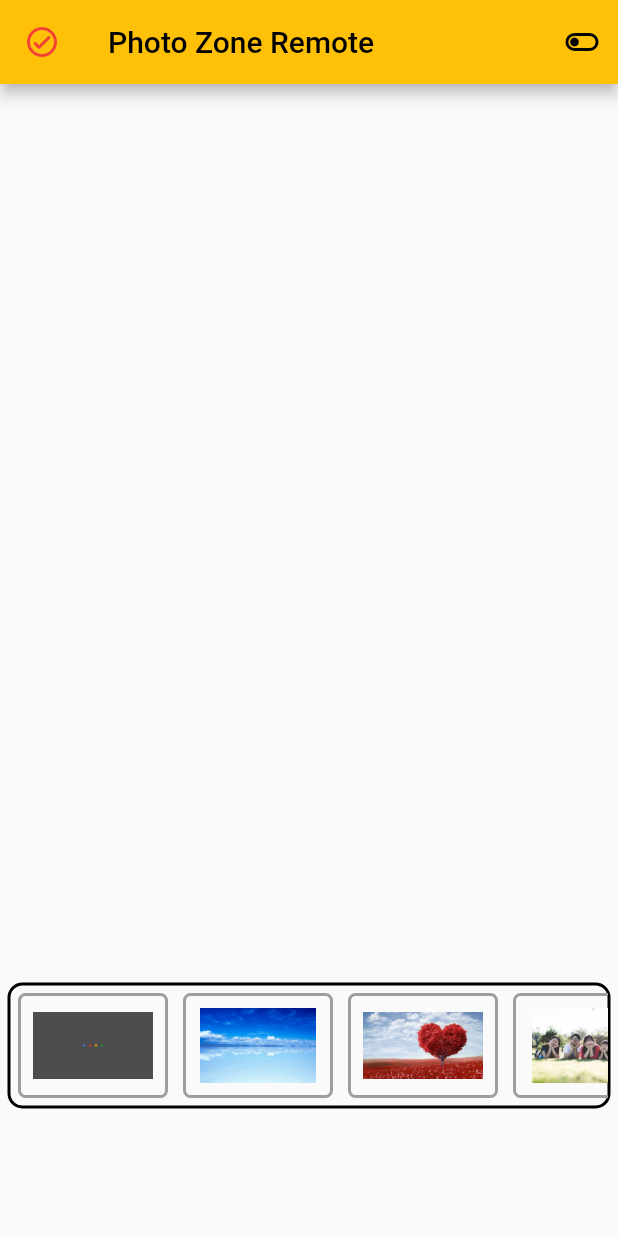
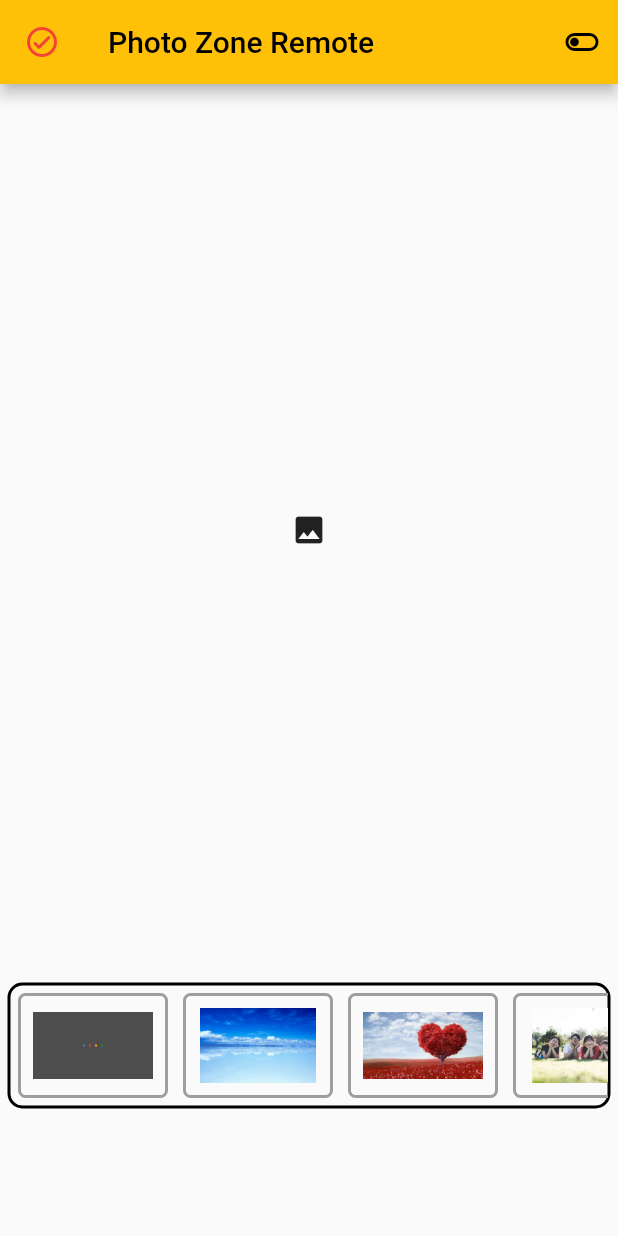
Before and after one commit to DrMelon99/photo_zone_system, a Flutter app: the screen it shows after launch, on a phone screen of 412 x 824 dp. Run offline on Flutter 3.47's test engine with Material 2 defaults, Android fonts, the light colour scheme and no system bars.

Commit message:
:sparkles: Update: Action to Image Show

```diff
--- a/lib/home.dart
+++ b/lib/home.dart
@@ -7,6 +7,7 @@ import 'dart:io';
 
 var socket;
 bool connect_state = false;
+String image_path = "";
 
 class Home extends StatefulWidget {
   const Home({Key? key}) : super(key: key);
@@ -57,7 +58,15 @@ class _HomeState extends State<Home> {
         child: Column(
           children: [
             Expanded(
-              child: Container(),
+              child: Container(
+                width: MediaQuery.of(context).size.width,
+                child: IconButton(
+                  icon: (image_path == "")
+                      ? Icon(Icons.image)
+                      : Image.asset(image_path),
+                  onPressed: () {},
+                ),
+              ),
             ),
             Container(
               margin: EdgeInsets.all(5),
@@ -93,7 +102,10 @@ class _HomeState extends State<Home> {
             border: Border.all(width: 2, color: Colors.grey)),
         child: IconButton(
             onPressed: () {
-              print(path);
+              setState(() {
+                image_path = path;
+                print(path);
+              });
             },
             icon: Image.asset(path)));
   }
```
